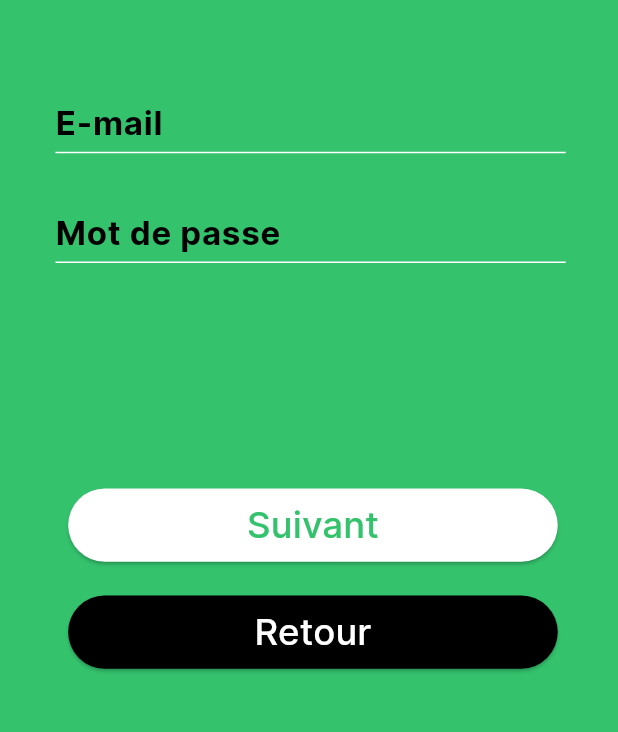
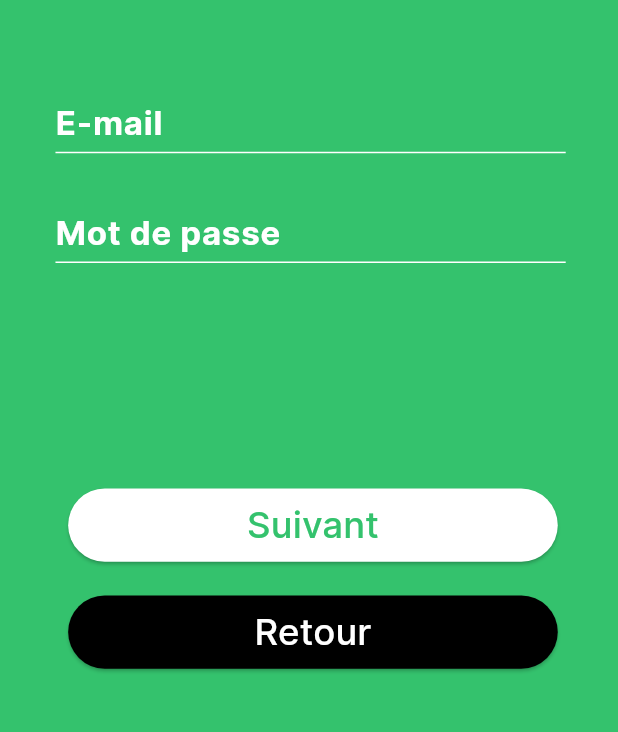
Before and after one commit to AlexandreBobis/myapp, a Flutter app: the screen it shows after launch, after a tap on "Se connecter", on a phone screen of 412 x 824 dp, the part 478-1210 px from its top. Run offline on Flutter 3.47's test engine with Material 3 defaults, Android fonts, the phone set to English and light mode, and no system bars; our stand-ins replace cached_network_image, connectivity_plus, flutter_svg, flutter_svg_provider, shared_preferences.

Commit message:
Couleur input log in en blanc

```diff
--- a/lib/presentation/log_in_page_screen/log_in_page_screen.dart
+++ b/lib/presentation/log_in_page_screen/log_in_page_screen.dart
@@ -80,6 +80,7 @@ class LogInPageScreenState extends State<LogInPageScreen> {
                           provider.emailController,
                           builder: (context, emailController, child) {
                             return CustomTextFormField(
+                              hintStyle:TextStyle(color: Colors.white),
                               controller: emailController,
                               hintText: "lbl_e_mail".tr,
                               textInputAction: TextInputAction.done,
@@ -110,6 +111,7 @@ class LogInPageScreenState extends State<LogInPageScreen> {
                           provider.passwordController,
                           builder: (context, passwordController, child) {
                             return CustomTextFormField(
+                              hintStyle:TextStyle(color: Colors.white),
                               controller: passwordController,
                               obscureText: true,
                               hintText: "lbl_mot_de_passe".tr,
```
